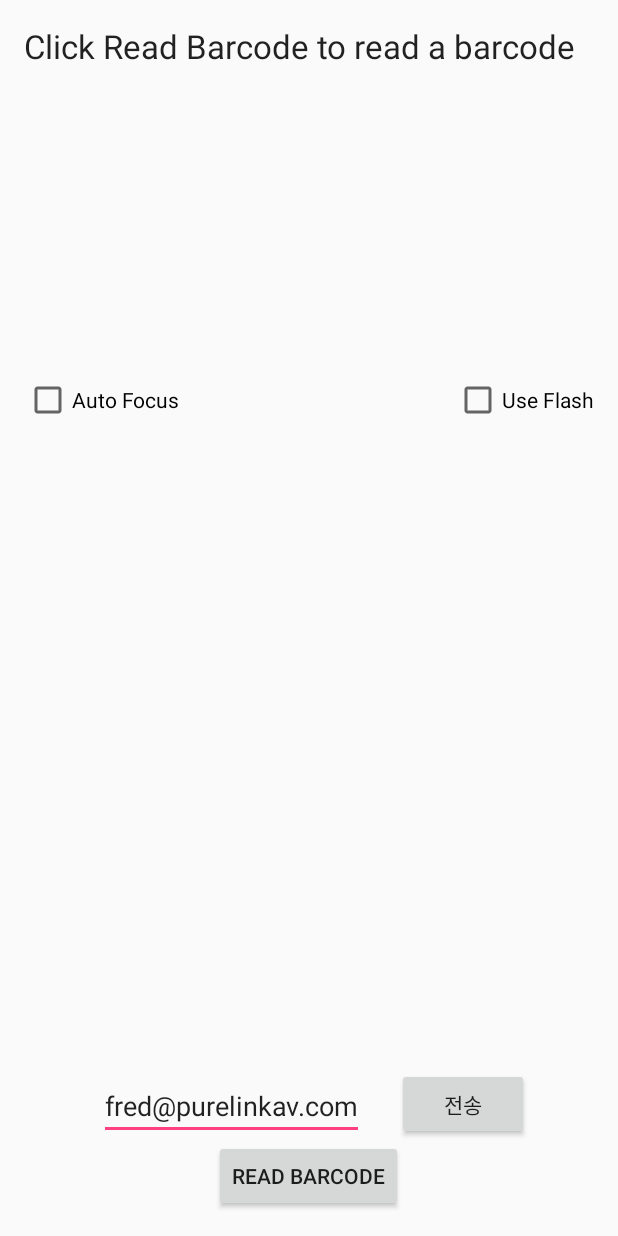
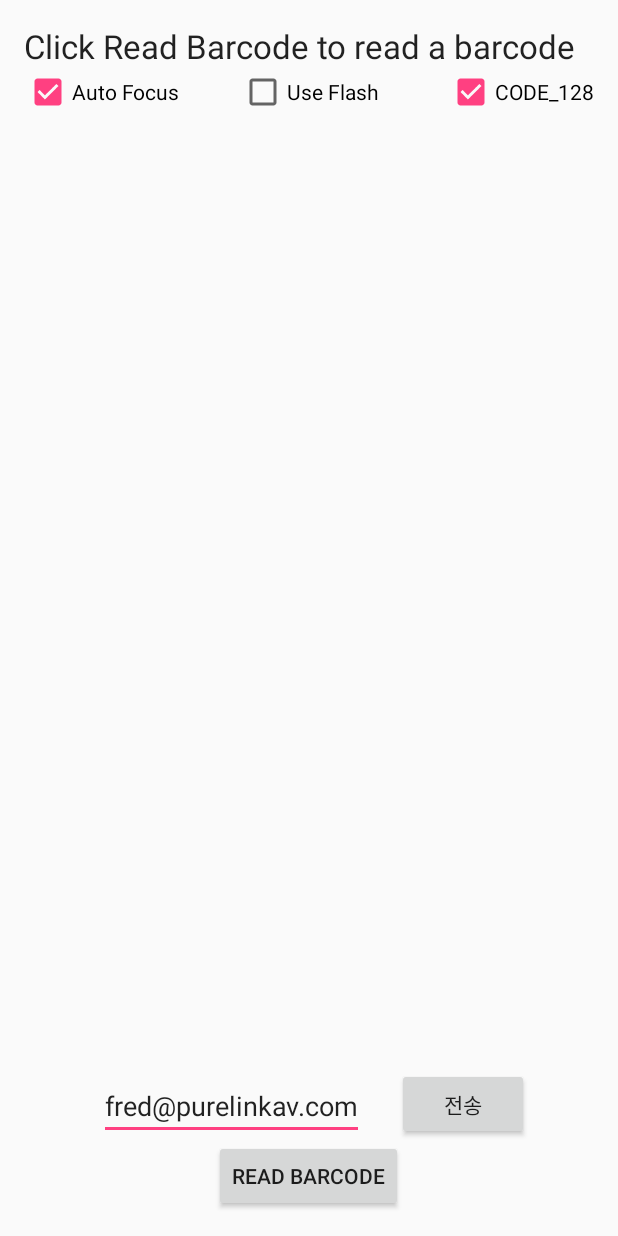
Before and after one commit to cluelin/BarcodeScannerApp, an Android app: the screen it shows after launch (MainActivity), on a phone screen of 412 x 824 dp. Run offline under Robolectric (Android 15) with nearby library versions, the phone set to English and light mode, and no system bars.

Commit message:
CODE128 추가. auto focus 기본 설정. 캡쳐된 바코드 목록에 스크롤 추가.
스캐닝 화면 잘림 개선 안됨.

```diff
--- a/app/build.gradle
+++ b/app/build.gradle
@@ -9,6 +9,7 @@ android {
         targetSdkVersion 25
         versionCode 1
         versionName "1.0"
+        multiDexEnabled true
         testInstrumentationRunner "android.support.test.runner.AndroidJUnitRunner"
     }
     buildTypes {
--- a/app/src/main/AndroidManifest.xml
+++ b/app/src/main/AndroidManifest.xml
@@ -9,7 +9,7 @@
 
     <application
         android:allowBackup="true"
-        android:icon="@mipmap/ic_launcher"
+        android:icon="@drawable/barcode"
         android:label="@string/app_name"
         android:supportsRtl="true"
         android:theme="@style/AppTheme">
--- a/app/src/main/java/com/purelink/cluelin/barcodescanner/MainActivity.java
+++ b/app/src/main/java/com/purelink/cluelin/barcodescanner/MainActivity.java
@@ -26,6 +26,7 @@ import android.view.View;
 import android.widget.CompoundButton;
 import android.widget.EditText;
 import android.widget.TextView;
+import android.widget.Toast;
 
 import com.google.android.gms.common.api.CommonStatusCodes;
 import com.google.android.gms.vision.barcode.Barcode;
@@ -41,9 +42,12 @@ public class MainActivity extends Activity implements View.OnClickListener {
     // use a compound button so either checkbox or switch widgets work.
     private CompoundButton autoFocus;
     private CompoundButton useFlash;
+    private CompoundButton onlyCode128;
     private TextView statusMessage;
     private TextView barcodeValueTextView;
     private EditText mailAddress;
+
+    private ArrayList<String> barcodeValueList = new ArrayList<>();
 
     String serialSequence = "";
 
@@ -61,10 +65,13 @@ public class MainActivity extends Activity implements View.OnClickListener {
 
         autoFocus = (CompoundButton) findViewById(R.id.auto_focus);
         useFlash = (CompoundButton) findViewById(R.id.use_flash);
-
+        onlyCode128 = (CompoundButton) findViewById(R.id.code_128);
         findViewById(R.id.read_barcode).setOnClickListener(this);
 
         mailAddress = (EditText) findViewById(R.id.mailID);
+
+
+
     }
 
     /**
@@ -79,6 +86,7 @@ public class MainActivity extends Activity implements View.OnClickListener {
             Intent intent = new Intent(this, BarcodeCaptureActivity.class);
             intent.putExtra(BarcodeCaptureActivity.AutoFocus, autoFocus.isChecked());
             intent.putExtra(BarcodeCaptureActivity.UseFlash, useFlash.isChecked());
+            intent.putExtra(BarcodeCaptureActivity.Code128, onlyCode128.isChecked());
 
             //바코드로 찍은 값을 Result로 받아오게 함.
             //Barcode value return to Result.
@@ -118,11 +126,30 @@ public class MainActivity extends Activity implements View.OnClickListener {
                     Barcode barcode = data.getParcelableExtra(BarcodeCaptureActivity.BarcodeObject);
                     statusMessage.setText(R.string.barcode_success);
 
+                    //중복확인
+                    if (barcodeValueList.contains(barcode.displayValue)){
+
+                        Log.d("태그", "중복됨");
+                        Toast.makeText(this, "중복됨!", Toast.LENGTH_SHORT).show();
+
+                    }else{
+                        Log.d("태그", "barcode.displayValue : " + barcode.displayValue);
+                        barcodeValueList.add(barcode.displayValue);
+
+                        Log.d("태그", "barcode size : " + barcodeValueList.size());
+                    }
+
+
                     //가지고 있는 Serial number 목록에 읽어온 Barcode값을 추가.
-                    serialSequence = serialSequence + barcode.displayValue + "\n";
+
+                    serialSequence = "";
+                    for (int i = 0 ; i < barcodeValueList.size() ; i++){
+                        serialSequence = serialSequence + barcodeValueList.get(i) + "\n";
+                        Log.d("태그", "barcodeValueList.get(i) "  + barcodeValueList.get(i) );
+                    }
 
                     //가지고있는 Serial number list를 textView에 출력.
-                    barcodeValueTextView.setText(serialSequence);
+                    barcodeValueTextView.setText(barcodeValueList.size() + "개 \n" + serialSequence );
 
                     Log.d(TAG, "Barcode read: " + barcode.displayValue);
                 } else {
--- a/app/src/main/res/layout/activity_main.xml
+++ b/app/src/main/res/layout/activity_main.xml
@@ -18,17 +18,6 @@
         android:text="@string/barcode_header"
         android:textAppearance="?android:attr/textAppearanceLarge" />
 
-    <TextView
-        android:id="@+id/barcode_value"
-        android:layout_width="wrap_content"
-        android:layout_height="wrap_content"
-        android:layout_alignEnd="@+id/status_message"
-        android:layout_alignParentLeft="true"
-        android:layout_alignParentStart="true"
-        android:layout_alignRight="@+id/status_message"
-        android:layout_below="@+id/status_message"
-        android:layout_marginTop="110dp"
-        android:textAppearance="?android:attr/textAppearanceLarge" />
 
     <CheckBox
         android:id="@+id/auto_focus"
@@ -36,46 +25,81 @@
         android:layout_height="wrap_content"
         android:layout_alignParentLeft="true"
         android:layout_alignParentStart="true"
-        android:layout_below="@+id/barcode_value"
-        android:layout_marginTop="66dp"
-        android:checked="false"
+        android:layout_below="@+id/status_message"
+        android:checked="true"
         android:text="@string/auto_focus" />
+
+
+    <ScrollView
+        android:layout_width="wrap_content"
+        android:layout_height="match_parent"
+        android:layout_above="@+id/button2"
+        android:layout_alignEnd="@+id/status_message"
+        android:layout_alignParentLeft="true"
+        android:layout_alignParentStart="true"
+        android:layout_alignRight="@+id/status_message"
+        android:layout_below="@+id/use_flash">
+
+        <TextView
+            android:id="@+id/barcode_value"
+            android:layout_width="wrap_content"
+            android:layout_height="match_parent"
+            android:layout_above="@+id/button2"
+            android:layout_alignEnd="@+id/status_message"
+            android:layout_alignParentLeft="true"
+            android:layout_alignParentStart="true"
+            android:layout_alignRight="@+id/status_message"
+            android:layout_below="@+id/use_flash"
+            android:scrollbars="vertical"
+            android:textAppearance="?android:attr/textAppearanceLarge" />
+
+    </ScrollView>
+
+
+    <EditText
+        android:id="@+id/mailID"
+        android:layout_width="wrap_content"
+        android:layout_height="wrap_content"
+        android:layout_above="@+id/read_barcode"
+        android:layout_alignEnd="@+id/read_barcode"
+        android:layout_marginEnd="26dp"
+        android:text="fred@purelinkav.com" />
+
+    <Button
+        android:id="@+id/button2"
+        android:layout_width="wrap_content"
+        android:layout_height="wrap_content"
+        android:layout_above="@+id/read_barcode"
+        android:layout_alignParentEnd="true"
+        android:layout_marginEnd="43dp"
+        android:onClick="sendEmail"
+        android:text="전송" />
+
+    <Button
+        android:id="@+id/read_barcode"
+        android:layout_width="wrap_content"
+        android:layout_height="wrap_content"
+        android:layout_alignParentBottom="true"
+        android:layout_centerHorizontal="true"
+        android:text="@string/read_barcode" />
+
+    <CheckBox
+        android:id="@+id/code_128"
+        android:layout_width="wrap_content"
+        android:layout_height="wrap_content"
+        android:layout_alignParentEnd="true"
+        android:layout_below="@+id/status_message"
+        android:checked="true"
+        android:text="CODE_128" />
 
     <CheckBox
         android:id="@+id/use_flash"
         android:layout_width="wrap_content"
         android:layout_height="wrap_content"
-        android:layout_alignParentEnd="true"
-        android:layout_alignParentRight="true"
-        android:layout_alignTop="@+id/auto_focus"
+        android:layout_below="@+id/status_message"
+        android:layout_centerHorizontal="true"
         android:checked="false"
         android:text="@string/use_flash" />
 
-    <EditText
-        android:id="@+id/mailID"
-        android:layout_width="wrap_content"
-        android:layout_height="wrap_content"
-        android:text="fred@purelinkav.com"
-        android:layout_above="@+id/read_barcode"
-        android:layout_alignEnd="@+id/read_barcode"
-        android:layout_marginEnd="26dp" />
-
-    <Button
-        android:layout_width="wrap_content"
-        android:layout_height="wrap_content"
-        android:text="전송"
-        android:id="@+id/button2"
-        android:onClick="sendEmail"
-        android:layout_above="@+id/read_barcode"
-        android:layout_alignParentEnd="true"
-        android:layout_marginEnd="43dp" />
-
-    <Button
-        android:id="@+id/read_barcode"
-        android:layout_width="wrap_content"
-        android:layout_height="wrap_content"
-        android:text="@string/read_barcode"
-        android:layout_alignParentBottom="true"
-        android:layout_centerHorizontal="true" />
 
 </RelativeLayout>
--- a/app/src/main/res/layout/barcode_capture.xml
+++ b/app/src/main/res/layout/barcode_capture.xml
@@ -15,7 +15,7 @@
         <com.purelink.cluelin.barcodescanner.ui.camera.GraphicOverlay
             android:id="@+id/graphicOverlay"
             android:layout_width="match_parent"
-            android:layout_height="match_parent" />
+            android:layout_height="match_parent"/>
 
     </com.purelink.cluelin.barcodescanner.ui.camera.CameraSourcePreview>
 
--- a/app/src/main/res/values/strings.xml
+++ b/app/src/main/res/values/strings.xml
@@ -1,6 +1,6 @@
 <?xml version="1.0" encoding="utf-8"?>
 <resources>
-    <string name="app_name">Bar Code Test</string>
+    <string name="app_name">Product Bar Code</string>
     <string name="ok">OK</string>
     <string name="permission_camera_rationale">Access to the camera is needed for detection</string>
     <string name="no_camera_permission">This application cannot run because it does not have the camera permission.  The application will now exit.</string>
```
Also changed, not shown: app/src/main/java/com/purelink/cluelin/barcodescanner/BarcodeCaptureActivity.java (+23 -6 lines), app/src/main/res/drawable/barcode.png (added).
